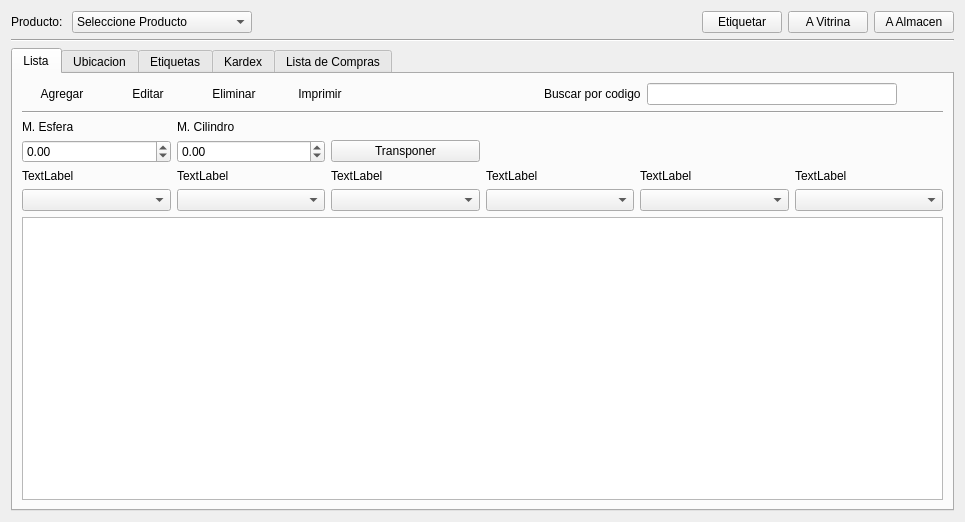
Old version of the form producto/ui_producto.ui in the repository rodety/Jireh.
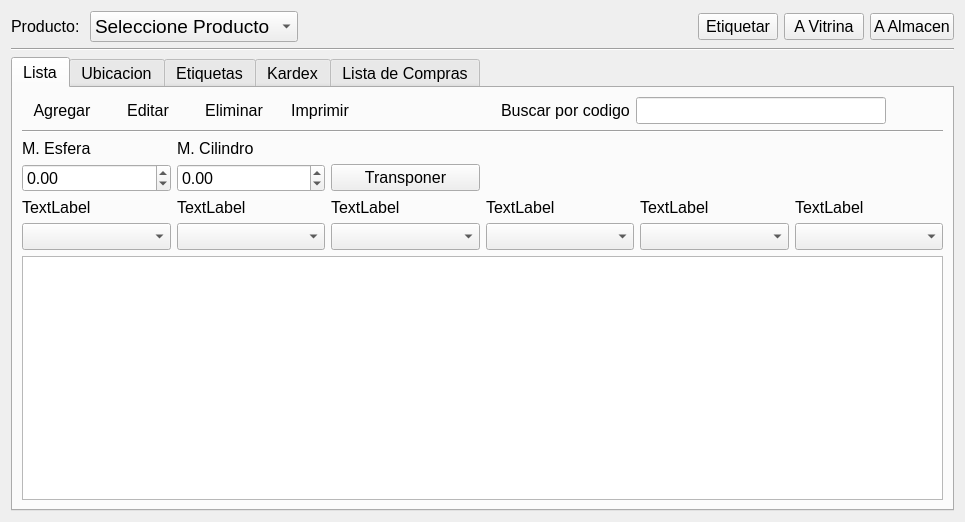
New version of the form. Icons and pictures are not drawn. Custom widgets are drawn as their Qt base class.

Patch:
```diff
--- a/producto/ui_producto.ui
+++ b/producto/ui_producto.ui
@@ -13,6 +13,11 @@
     <height>522</height>
    </rect>
   </property>
+  <property name="font">
+   <font>
+    <pointsize>12</pointsize>
+   </font>
+  </property>
   <property name="windowTitle">
    <string>Form</string>
   </property>
@@ -41,6 +46,11 @@
          <height>0</height>
         </size>
        </property>
+       <property name="font">
+        <font>
+         <pointsize>14</pointsize>
+        </font>
+       </property>
        <property name="mouseTracking">
         <bool>false</bool>
        </property>
@@ -127,6 +137,11 @@
      </item>
      <item>
       <widget class="QPushButton" name="pushButton_etiquetar">
+       <property name="font">
+        <font>
+         <pointsize>12</pointsize>
+        </font>
+       </property>
        <property name="text">
         <string>Etiquetar</string>
        </property>
@@ -138,6 +153,11 @@
      </item>
      <item>
       <widget class="QPushButton" name="btnToVitrina">
+       <property name="font">
+        <font>
+         <pointsize>12</pointsize>
+        </font>
+       </property>
        <property name="text">
         <string>A Vitrina</string>
        </property>
@@ -152,6 +172,11 @@
      </item>
      <item>
       <widget class="QPushButton" name="btnToAlmacen">
+       <property name="font">
+        <font>
+         <pointsize>12</pointsize>
+        </font>
+       </property>
        <property name="text">
         <string>A Almacen</string>
        </property>
@@ -168,6 +193,11 @@
    </item>
    <item row="3" column="1">
     <widget class="QTabWidget" name="tabWidget">
+     <property name="font">
+      <font>
+       <pointsize>12</pointsize>
+      </font>
+     </property>
      <property name="currentIndex">
       <number>0</number>
      </property>
```
